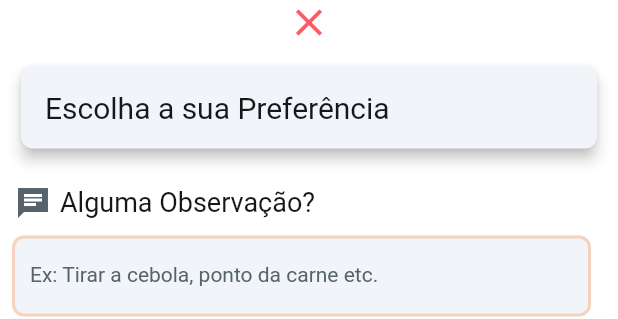
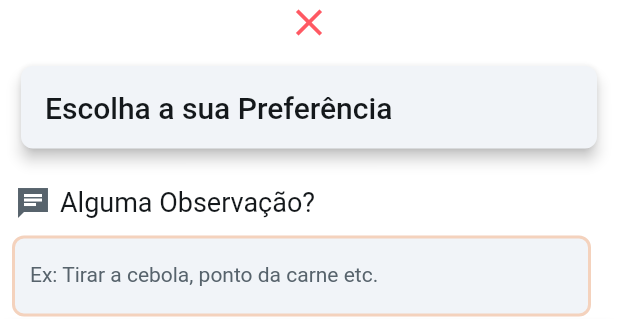
Before and after one commit to diegosilvaadv/pizzaria, a Flutter app: the PreferenciasWidget widget shown alone on an empty page, opened directly with empty values, on a phone screen of 412 x 824 dp. Shown: the top 319 px of the screen. Run offline on Flutter 3.47's test engine with Material 2 defaults, Android fonts, the phone set to English and light mode, and no system bars; our stand-ins replace auto_size_text, badges, cloud_firestore, easy_debounce, firebase_auth, firebase_core and 12 more; missing offline and left inert: json_path; accounts and stored records are empty; network calls fail; Roboto replaces fonts that are missing (Readex Pro).

Commit message:
Updating to latest FlutterFlow output.

```diff
--- a/lib/app_state.dart
+++ b/lib/app_state.dart
@@ -88,7 +88,7 @@ class FFAppState extends ChangeNotifier {
         _ProdutosDoCarrinho.map((x) => x.serialize()).toList());
   }
 
-  bool _preferencias = true;
+  bool _preferencias = false;
   bool get preferencias => _preferencias;
   set preferencias(bool value) {
     _preferencias = value;
--- a/lib/components/preferencias_widget.dart
+++ b/lib/components/preferencias_widget.dart
@@ -125,6 +125,7 @@ class _PreferenciasWidgetState extends State<PreferenciasWidget> {
                                         .override(
                                           fontFamily: 'Readex Pro',
                                           fontSize: 20.0,
+                                          fontWeight: FontWeight.w500,
                                         ),
                                   ),
                                 ],
```
